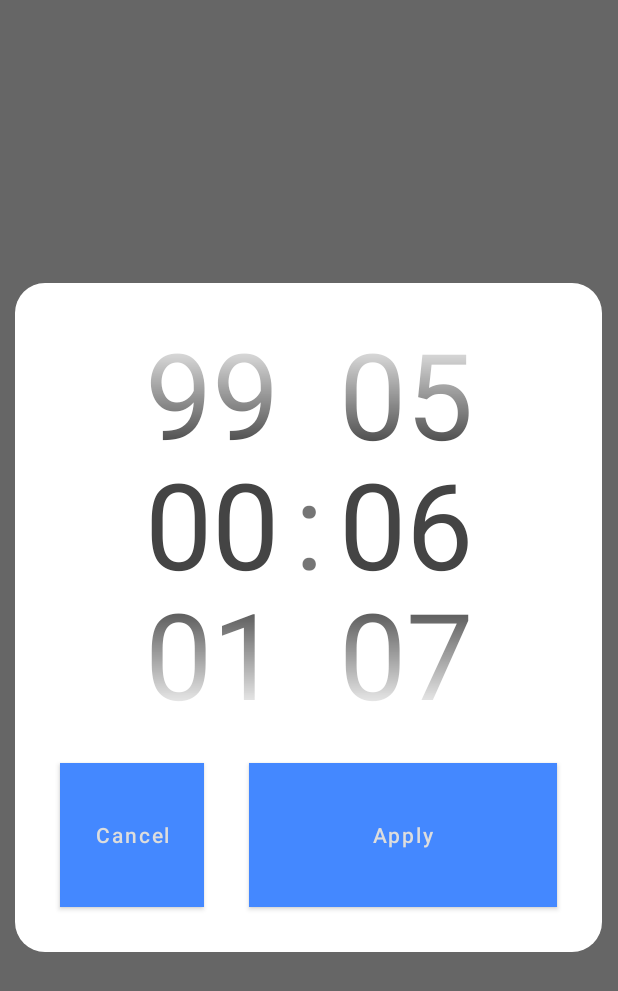
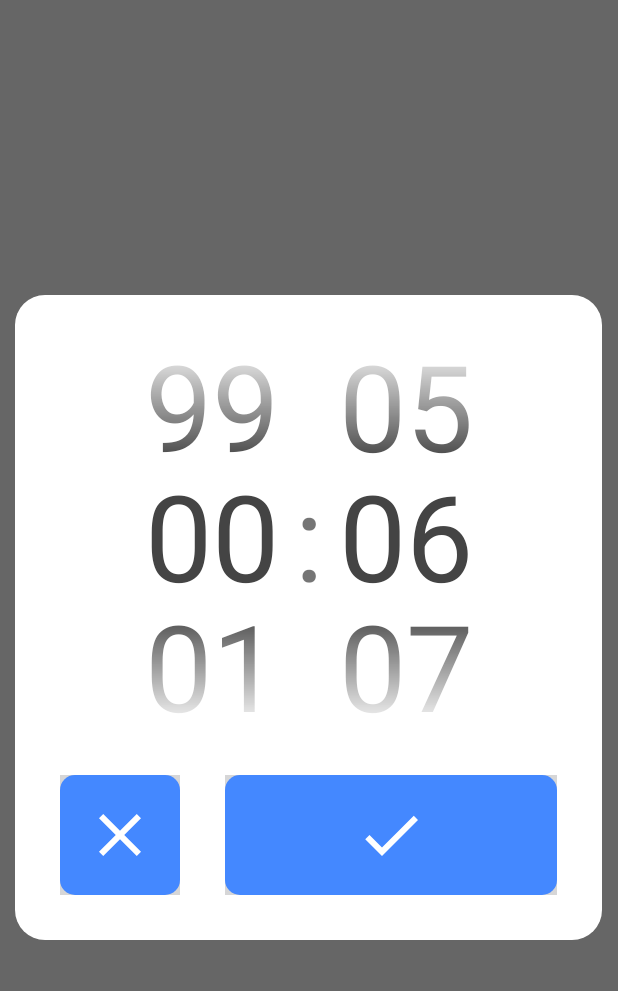
Before and after one commit to ikd9684/AndroidStudy.SimpleCountDownTimer, an Android app: the screen it shows after launch (MainActivity), after a tap on an icon or button, on a phone screen of 412 x 824 dp. Shown: the top 991 px of the screen. Run offline under Robolectric (Android 15) with nearby library versions, the phone set to English and light mode, and no system bars; our stand-ins replace data binding; pictures from the network do not load.

Commit message:
Pickerのボタンをアイコンに変更

```diff
--- a/app/src/main/java/jp/co/excite_software/s_ikeda/simple_countdown_timer/MainActivity.kt
+++ b/app/src/main/java/jp/co/excite_software/s_ikeda/simple_countdown_timer/MainActivity.kt
@@ -7,7 +7,7 @@ import android.os.Bundle
 import android.os.Handler
 import android.os.Looper
 import android.view.View
-import android.widget.Button
+import android.widget.ImageButton
 import android.widget.NumberPicker
 import androidx.appcompat.app.AppCompatActivity
 import androidx.databinding.DataBindingUtil
@@ -164,8 +164,8 @@ class MainActivity : AppCompatActivity() {
     ) :
             CustomDialogFragment(R.layout.layout_a_set_time_dialog) {
 
-        private lateinit var buttonCancel: Button
-        private lateinit var buttonApply: Button
+        private lateinit var buttonCancel: ImageButton
+        private lateinit var buttonApply: ImageButton
         private lateinit var pickerMinutes: NumberPicker
         private lateinit var pickerSeconds: NumberPicker
 
--- /dev/null
+++ b/app/src/main/res/drawable/ic_baseline_check_24.xml
@@ -0,0 +1,5 @@
+<vector android:height="24dp" android:tint="#FFFFFF"
+    android:viewportHeight="24" android:viewportWidth="24"
+    android:width="24dp" xmlns:android="http://schemas.android.com/apk/res/android">
+    <path android:fillColor="@android:color/white" android:pathData="M9,16.17L4.83,12l-1.42,1.41L9,19 21,7l-1.41,-1.41z"/>
+</vector>
--- /dev/null
+++ b/app/src/main/res/drawable/ic_baseline_close_24.xml
@@ -0,0 +1,5 @@
+<vector android:height="24dp" android:tint="#FFFFFF"
+    android:viewportHeight="24" android:viewportWidth="24"
+    android:width="24dp" xmlns:android="http://schemas.android.com/apk/res/android">
+    <path android:fillColor="@android:color/white" android:pathData="M19,6.41L17.59,5 12,10.59 6.41,5 5,6.41 10.59,12 5,17.59 6.41,19 12,13.41 17.59,19 19,17.59 13.41,12z"/>
+</vector>
--- a/app/src/main/res/layout/layout_a_set_time_dialog.xml
+++ b/app/src/main/res/layout/layout_a_set_time_dialog.xml
@@ -54,33 +54,41 @@
 
     </androidx.constraintlayout.widget.ConstraintLayout>
 
-    <Button
+    <ImageButton
         android:id="@+id/buttonApply"
         android:layout_width="0dp"
-        android:layout_height="wrap_content"
+        android:layout_height="80dp"
         android:layout_marginStart="30dp"
         android:layout_marginTop="30dp"
         android:layout_marginEnd="30dp"
         android:layout_marginBottom="30dp"
         android:background="@drawable/standard_button_rounded"
+        android:paddingLeft="16dp"
+        android:paddingTop="16dp"
+        android:paddingRight="16dp"
+        android:paddingBottom="16dp"
+        android:src="@drawable/ic_baseline_check_24"
+        android:scaleType="fitCenter"
         android:soundEffectsEnabled="false"
-        android:text="@string/button_label_apply"
-        android:textAllCaps="false"
         app:layout_constraintBottom_toBottomOf="parent"
         app:layout_constraintEnd_toEndOf="parent"
         app:layout_constraintStart_toEndOf="@+id/buttonCancel"
         app:layout_constraintTop_toBottomOf="@+id/constraintLayout" />
 
-    <Button
+    <ImageButton
         android:id="@+id/buttonCancel"
-        android:layout_width="wrap_content"
-        android:layout_height="wrap_content"
+        android:layout_width="80dp"
+        android:layout_height="80dp"
         android:layout_marginStart="30dp"
         android:layout_marginTop="30dp"
         android:layout_marginBottom="30dp"
         android:background="@drawable/standard_button_rounded"
-        android:text="@string/button_label_cancel"
-        android:textAllCaps="false"
+        android:paddingLeft="16dp"
+        android:paddingTop="16dp"
+        android:paddingRight="16dp"
+        android:paddingBottom="16dp"
+        android:src="@drawable/ic_baseline_close_24"
+        android:scaleType="fitCenter"
         app:layout_constraintBottom_toBottomOf="parent"
         app:layout_constraintStart_toStartOf="parent"
         app:layout_constraintTop_toBottomOf="@+id/constraintLayout" />
```
